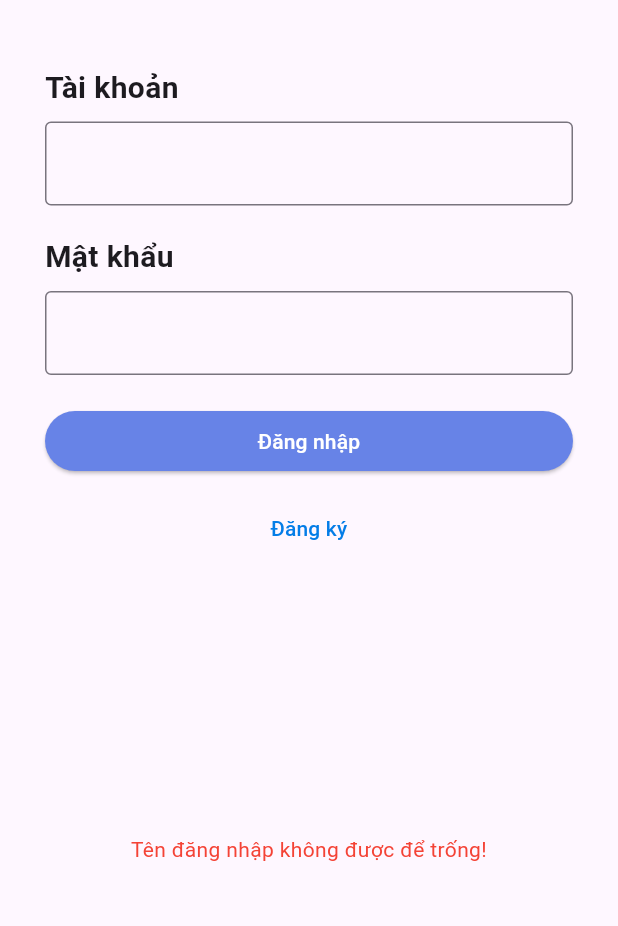
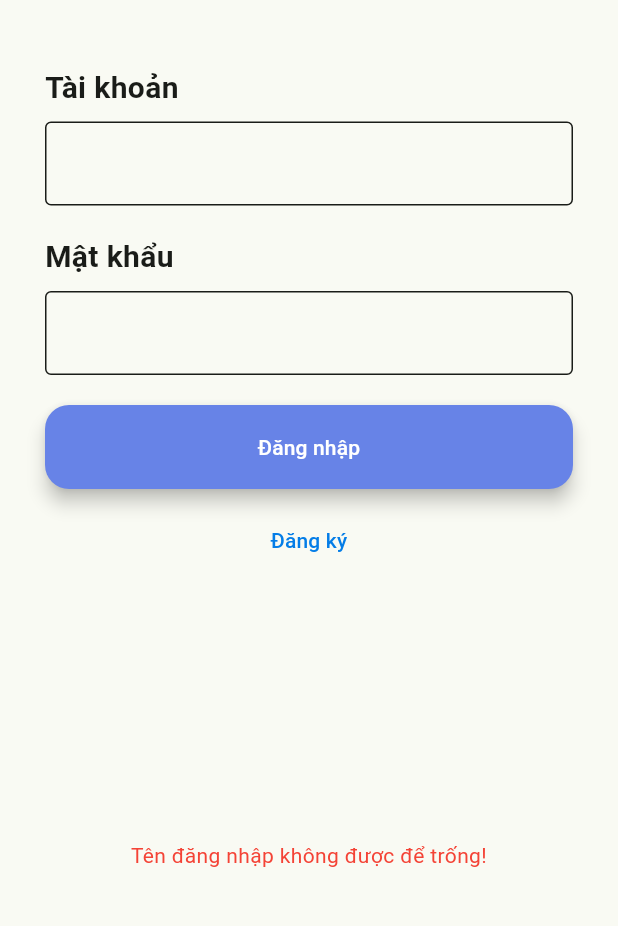
Before and after one commit to daoptph23912/Flutter-Chat, a Flutter app: the BodyLoginScreen screen opened directly, after a tap on "Đăng nhập", on a phone screen of 412 x 824 dp, the part 63-989 px from its top. Run offline on Flutter 3.47's test engine with Material 3 defaults, Android fonts, the phone set to English and light mode, and no system bars; our stand-ins replace connectivity_plus, image_picker, sqflite; accounts and stored records are empty.

Commit message:
commit-16-5

```diff
--- a/lib/main.dart
+++ b/lib/main.dart
@@ -1,192 +1,25 @@
-import 'package:chat_app_bkav_/data/api_service.dart';
-import 'package:connectivity_plus/connectivity_plus.dart';
 import 'package:flutter/material.dart';
-import 'package:chat_app_bkav_/constants/constants.dart';
-import 'package:chat_app_bkav_/screens/home_screen.dart';
-import 'package:chat_app_bkav_/screens/register_screen.dart';
+import 'package:chat_app_bkav_/screens/login_screen.dart';
+import 'package:chat_app_bkav_/theme/theme.dart';
+// import 'package:chat_app_bkav_/screens/home_screen.dart';
+// import 'package:chat_app_bkav_/screens/register_screen.dart';
 
 void main() {
-  runApp(const LoginScreen());
+  runApp(const MyApp());
 }
 
-class LoginScreen extends StatelessWidget {
-  const LoginScreen({super.key});
+class MyApp extends StatelessWidget {
+  const MyApp({super.key});
 
   @override
   Widget build(BuildContext context) {
-    return const MaterialApp(
+    return MaterialApp(
       debugShowCheckedModeBanner: false,
-      home: BodyLoginScreen(title: AppConstants.appName),
+      title: 'welcome',
+      theme: lightMode,
+      home: const LoginScreen(
+          // token: 'asasasa',
+          ),
     );
   }
 }
-
-class BodyLoginScreen extends StatefulWidget {
-  final String title;
-
-  const BodyLoginScreen({super.key, required this.title});
-
-  @override
-  State<BodyLoginScreen> createState() => _BodyLoginScreenState();
-}
-
-class _BodyLoginScreenState extends State<BodyLoginScreen> {
-  final TextEditingController _usernameController = TextEditingController();
-  final TextEditingController _passwordController = TextEditingController();
-  bool _showErrorMessage = false;
-  String _errorMessage = '';
-
-  @override
-  Widget build(BuildContext context) {
-    return GestureDetector(
-      // tắt bàn phím khi chạm vào màn hình
-      onTap: () {
-        FocusScope.of(context).unfocus();
-      },
-      child: Scaffold(
-        appBar: AppBar(
-          title: Text(widget.title),
-          foregroundColor: Colors.blue,
-        ),
-        body: Padding(
-          padding: const EdgeInsets.all(30),
-          child: Column(
-            crossAxisAlignment: CrossAxisAlignment.stretch,
-            children: [
-              const Text(
-                'Tài khoản',
-                style: TextStyle(
-                  fontSize: 20,
-                  fontWeight: FontWeight.bold,
-                ),
-              ),
-              const SizedBox(height: 8),
-              TextField(
-                controller: _usernameController,
-                decoration: const InputDecoration(
-                  border: OutlineInputBorder(),
-                ),
-              ),
-              const SizedBox(height: 20),
-              const Text(
-                'Mật khẩu',
-                style: TextStyle(
-                  fontSize: 20,
-                  fontWeight: FontWeight.bold,
-                ),
-              ),
-              const SizedBox(height: 8),
-              TextField(
-                controller: _passwordController,
-                decoration: const InputDecoration(
-                  border: OutlineInputBorder(),
-                ),
-                obscureText: true,
-              ),
-              const SizedBox(height: 20),
-              ElevatedButton(
-                onPressed: _login,
-                style: ElevatedButton.styleFrom(
-                  backgroundColor: const Color(0xFF6783E7),
-                ),
-                child: const Text(
-                  'Đăng nhập',
-                  style: TextStyle(color: Colors.white),
-                ),
-              ),
-              const SizedBox(height: 10),
-              TextButton(
-                onPressed: () {
-                  Navigator.push(
-                    context,
-                    MaterialPageRoute(
-                        builder: (context) => const RegisterScreen()),
-                  );
-                },
-                child: const Text(
-                  'Đăng ký',
-                  style: TextStyle(color: Color(0xFF047DE7)),
-                ),
-              ),
-              // Hiển thị thông báo lỗi
-              if (_showErrorMessage) ...[
-                const SizedBox(height: 5),
-                Expanded(
-                  child: Center(
-                    child: Text(
-                      _errorMessage,
-                      style: const TextStyle(color: Colors.red),
-                      textAlign: TextAlign.center,
-                    ),
-                  ),
-                ),
-              ],
-            ],
-          ),
-        ),
-      ),
-    );
-  }
-
-  Future<void> _login() async {
-    final String username = _usernameController.text.trim();
-    final String password = _passwordController.text.trim();
-
-    if (username.isEmpty) {
-      _showErrorMessageDialog('Tên đăng nhập không được để trống!');
-      return;
-    } else if (password.isEmpty) {
-      _showErrorMessageDialog('Mật khẩu không được để trống!');
-      return;
-    }
-
-    try {
-      List<ConnectivityResult> connectivityResult =
-          await (Connectivity().checkConnectivity());
-      if (connectivityResult.contains(ConnectivityResult.none)) {
-        _showErrorMessageDialog('Không có kết nối mạng!');
-        return;
-      }
-      final Map<String, dynamic> loginResponse =
-          await ApiService().login(username, password);
-
-      if (loginResponse['status'] == 1) {
-        if (!mounted) return;
-        FocusScope.of(context).unfocus();
-        String token = loginResponse['data']['token'];
-        Navigator.pushReplacement(
-          context,
-          MaterialPageRoute(builder: (_) => HomeScreen(token: token)),
-        );
-      } else {
-        _showErrorMessageDialog(loginResponse['message']);
-      }
-    } catch (error) {
-      _showErrorMessageDialog(
-          'Đã xảy ra lỗi khi đăng nhập, vui lòng thử lại sau.');
-    }
-  }
-
-  void _showErrorMessageDialog(String errorMessage) {
-    setState(() {
-      _showErrorMessage = true;
-      _errorMessage = errorMessage;
-    });
-
-    // Tắt thông báo sau 5 giây
-    Future.delayed(const Duration(seconds: 3), () {
-      setState(() {
-        _showErrorMessage = false;
-        _errorMessage = '';
-      });
-    });
-  }
-
-  @override
-  void dispose() {
-    _usernameController.dispose();
-    _passwordController.dispose();
-
-    super.dispose();
-  }
-}
--- a/lib/model/message.dart
+++ b/lib/model/message.dart
@@ -21,3 +21,5 @@ class Message {
     required this.type,
   });
 }
+
+// asksk
--- /dev/null
+++ b/lib/screens/login_screen.dart
@@ -0,0 +1,188 @@
+import 'package:chat_app_bkav_/data/api_service.dart';
+import 'package:connectivity_plus/connectivity_plus.dart';
+import 'package:flutter/material.dart';
+import 'package:chat_app_bkav_/constants/constants.dart';
+import 'package:chat_app_bkav_/screens/home_screen.dart';
+import 'package:chat_app_bkav_/screens/register_screen.dart';
+
+class LoginScreen extends StatelessWidget {
+  const LoginScreen({super.key});
+
+  @override
+  Widget build(BuildContext context) {
+    return const MaterialApp(
+      debugShowCheckedModeBanner: false,
+      home: BodyLoginScreen(title: AppConstants.appName),
+    );
+  }
+}
+
+class BodyLoginScreen extends StatefulWidget {
+  final String title;
+
+  const BodyLoginScreen({super.key, required this.title});
+
+  @override
+  State<BodyLoginScreen> createState() => _BodyLoginScreenState();
+}
+
+class _BodyLoginScreenState extends State<BodyLoginScreen> {
+  final TextEditingController _usernameController = TextEditingController();
+  final TextEditingController _passwordController = TextEditingController();
+  bool _showErrorMessage = false;
+  String _errorMessage = '';
+
+  @override
+  Widget build(BuildContext context) {
+    return GestureDetector(
+      // tắt bàn phím khi chạm vào màn hình
+      onTap: () {
+        FocusScope.of(context).unfocus();
+      },
+      child: Scaffold(
+        appBar: AppBar(
+          title: Text(widget.title),
+          foregroundColor: Colors.blue,
+        ),
+        body: Padding(
+          padding: const EdgeInsets.all(30),
+          child: Column(
+            crossAxisAlignment: CrossAxisAlignment.stretch,
+            children: [
+              const Text(
+                'Tài khoản',
+                style: TextStyle(
+                  fontSize: 20,
+                  fontWeight: FontWeight.bold,
+                ),
+              ),
+              const SizedBox(height: 8),
+              TextField(
+                controller: _usernameController,
+                decoration: const InputDecoration(
+                  border: OutlineInputBorder(),
+                ),
+              ),
+              const SizedBox(height: 20),
+              const Text(
+                'Mật khẩu',
+                style: TextStyle(
+                  fontSize: 20,
+                  fontWeight: FontWeight.bold,
+                ),
+              ),
+              const SizedBox(height: 8),
+              TextField(
+                controller: _passwordController,
+                decoration: const InputDecoration(
+                  border: OutlineInputBorder(),
+                ),
+                obscureText: true,
+              ),
+              const SizedBox(height: 20),
+              ElevatedButton(
+                onPressed: _login,
+                style: ElevatedButton.styleFrom(
+                  backgroundColor: const Color(0xFF6783E7),
+                ),
+                child: const Text(
+                  'Đăng nhập',
+                  style: TextStyle(color: Colors.white),
+                ),
+              ),
+              const SizedBox(height: 10),
+              TextButton(
+                onPressed: () {
+                  Navigator.push(
+                    context,
+                    MaterialPageRoute(
+                        builder: (context) => const RegisterScreen()),
+                  );
+                },
+                child: const Text(
+                  'Đăng ký',
+                  style: TextStyle(color: Color(0xFF047DE7)),
+                ),
+              ),
+              // Hiển thị thông báo lỗi
+              if (_showErrorMessage) ...[
+                const SizedBox(height: 5),
+                Expanded(
+                  child: Center(
+                    child: Text(
+                      _errorMessage,
+                      style: const TextStyle(color: Colors.red),
+                      textAlign: TextAlign.center,
+                    ),
+                  ),
+                ),
+              ],
+            ],
+          ),
+        ),
+      ),
+    );
+  }
+
+  Future<void> _login() async {
+    final String username = _usernameController.text.trim();
+    final String password = _passwordController.text.trim();
+
+    if (username.isEmpty) {
+      _showErrorMessageDialog('Tên đăng nhập không được để trống!');
+      return;
+    } else if (password.isEmpty) {
+      _showErrorMessageDialog('Mật khẩu không được để trống!');
+      return;
+    }
+
+    try {
+      List<ConnectivityResult> connectivityResult =
+          await (Connectivity().checkConnectivity());
+      if (connectivityResult.contains(ConnectivityResult.none)) {
+        _showErrorMessageDialog('Không có kết nối mạng!');
+        return;
+      }
+      final Map<String, dynamic> loginResponse =
+          await ApiService().login(username, password);
+
+      if (loginResponse['status'] == 1) {
+        if (!mounted) return;
+        FocusScope.of(context).unfocus();
+        String token = loginResponse['data']['token'];
+        Navigator.pushReplacement(
+          context,
+          MaterialPageRoute(builder: (_) => HomeScreen(token: token)),
+        );
+      } else {
+        _showErrorMessageDialog(loginResponse['message']);
+      }
+    } catch (error) {
+      _showErrorMessageDialog(
+          'Đã xảy ra lỗi khi đăng nhập, vui lòng thử lại sau.');
+    }
+  }
+
+  void _showErrorMessageDialog(String errorMessage) {
+    setState(() {
+      _showErrorMessage = true;
+      _errorMessage = errorMessage;
+    });
+
+    // Tắt thông báo sau 5 giây
+    Future.delayed(const Duration(seconds: 3), () {
+      setState(() {
+        _showErrorMessage = false;
+        _errorMessage = '';
+      });
+    });
+  }
+
+  @override
+  void dispose() {
+    _usernameController.dispose();
+    _passwordController.dispose();
+
+    super.dispose();
+  }
+}
--- /dev/null
+++ b/lib/theme/theme.dart
@@ -0,0 +1,62 @@
+import 'package:flutter/material.dart';
+
+const lightColorScheme = ColorScheme(
+  brightness: Brightness.light,
+  primary: Color(0xFF416FDF),
+  onPrimary: Color(0xFFFFFFFF),
+  secondary: Color(0xFF6EAEE7),
+  onSecondary: Color(0xFFFFFFFF),
+  error: Color(0xFFBA1A1A),
+  onError: Color(0xFFFFFFFF),
+  background: Color(0xFFFCFDF6),
+  onBackground: Color(0xFF1A1C18),
+  shadow: Color(0xFF000000),
+  outlineVariant: Color(0xFFC2C8BC),
+  surface: Color(0xFFF9FAF3),
+  onSurface: Color(0xFF1A1C18),
+);
+
+const darkColorScheme = ColorScheme(
+  brightness: Brightness.dark,
+  primary: Color(0xFF416FDF),
+  onPrimary: Color(0xFFFFFFFF),
+  secondary: Color(0xFF6EAEE7),
+  onSecondary: Color(0xFFFFFFFF),
+  error: Color(0xFFBA1A1A),
+  onError: Color(0xFFFFFFFF),
+  background: Color(0xFFFCFDF6),
+  onBackground: Color(0xFF1A1C18),
+  shadow: Color(0xFF000000),
+  outlineVariant: Color(0xFFC2C8BC),
+  surface: Color(0xFFF9FAF3),
+  onSurface: Color(0xFF1A1C18),
+);
+
+ThemeData lightMode = ThemeData(
+  useMaterial3: true,
+  brightness: Brightness.light,
+  colorScheme: lightColorScheme,
+  elevatedButtonTheme: ElevatedButtonThemeData(
+    style: ButtonStyle(
+      backgroundColor: MaterialStateProperty.all<Color>(
+        lightColorScheme.primary, // Slightly darker shade for the button
+      ),
+      foregroundColor:
+          MaterialStateProperty.all<Color>(Colors.white), // text color
+      elevation: MaterialStateProperty.all<double>(5.0), // shadow
+      padding: MaterialStateProperty.all<EdgeInsets>(
+          const EdgeInsets.symmetric(horizontal: 20, vertical: 18)),
+      shape: MaterialStateProperty.all<RoundedRectangleBorder>(
+        RoundedRectangleBorder(
+          borderRadius: BorderRadius.circular(16), // Adjust as needed
+        ),
+      ),
+    ),
+  ),
+);
+
+ThemeData darkMode = ThemeData(
+  useMaterial3: true,
+  brightness: Brightness.dark,
+  colorScheme: darkColorScheme,
+);
```
